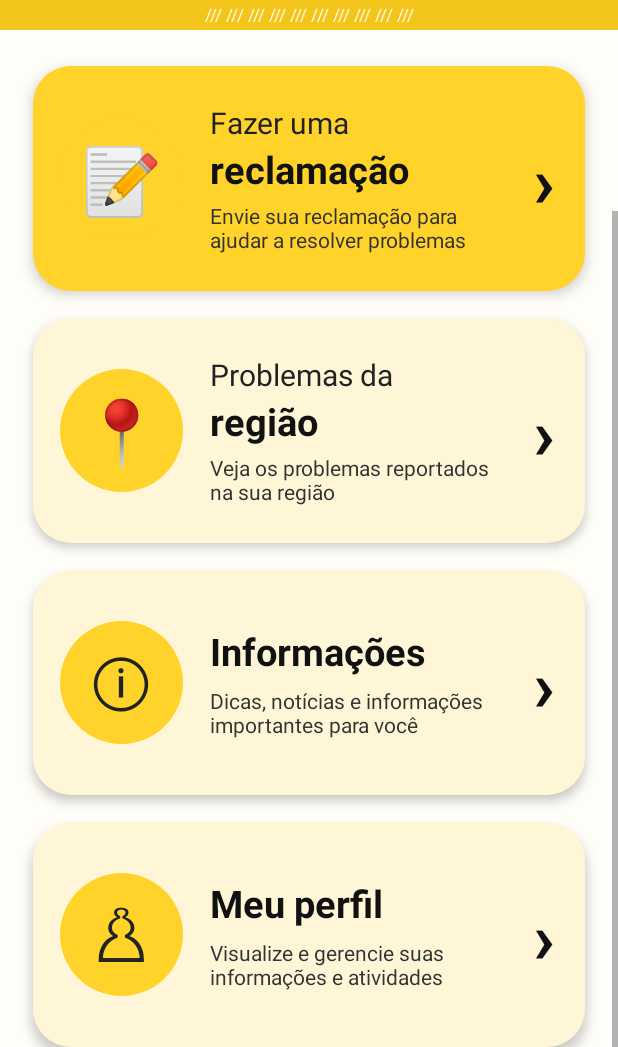
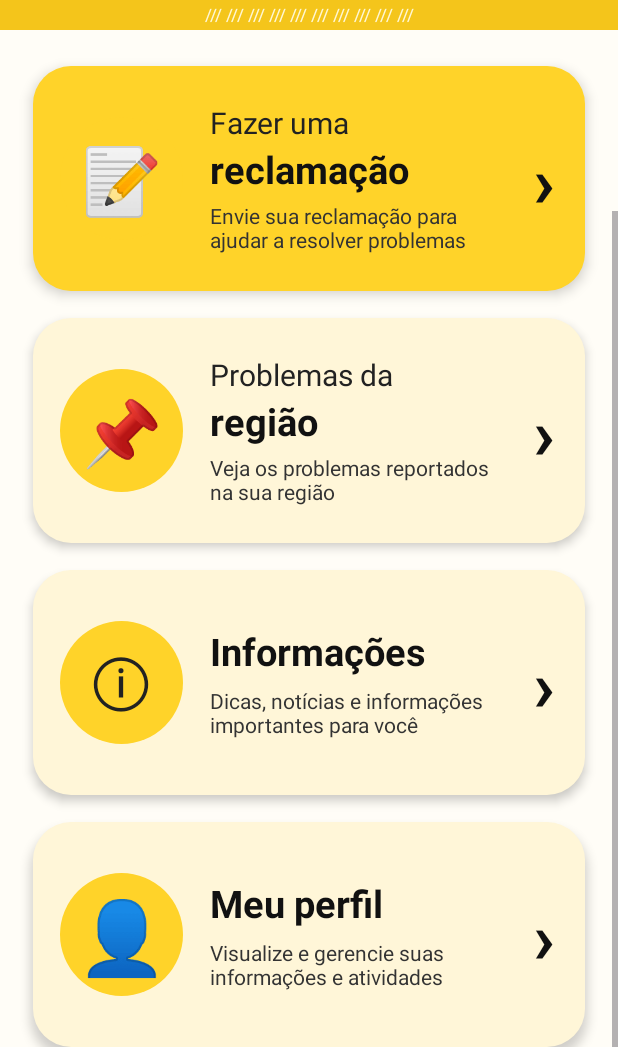
Before and after one commit to andreidellaflora/cidadeAtiva, an Android app: the MainActivity screen opened directly, with no data from a screen before it, scrolled down 394 dp, on a phone screen of 412 x 824 dp, the part 189-1236 px from its top. Run offline under Robolectric (Android 15) with nearby library versions, the phone set to English and light mode, and no system bars; our stand-ins replace Firebase (no records; nobody signed in at launch, a user with empty details on screens opened directly).

Commit message:
style: changes the icons of the main screen

```diff
--- a/app/src/main/res/layout/activity_main.xml
+++ b/app/src/main/res/layout/activity_main.xml
@@ -206,7 +206,7 @@
                 android:layout_height="82dp"
                 android:layout_marginEnd="18dp"
                 android:gravity="center"
-                android:text="📍"
+                android:text="📌"
                 android:textSize="43sp"
                 android:background="@drawable/bg_icon_amarelo" />
 
@@ -342,7 +342,7 @@
                 android:layout_height="82dp"
                 android:layout_marginEnd="18dp"
                 android:gravity="center"
-                android:text="♙"
+                android:text="👤"
                 android:textColor="#222222"
                 android:textSize="48sp"
                 android:background="@drawable/bg_icon_amarelo" />
```
